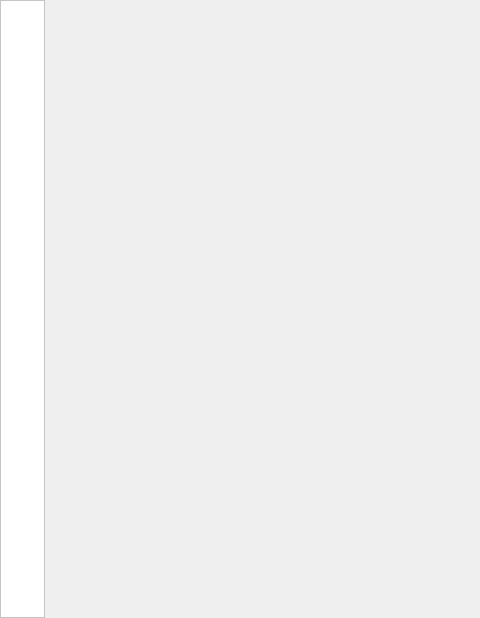
The window that Ui/Homepage/Homepage.ui (1604042736/FMCL) describes before a commit, drawn with Qt 5; both pictures show x 0 to 480 and y 0 to 618 of the 1000 by 618 pixel window.
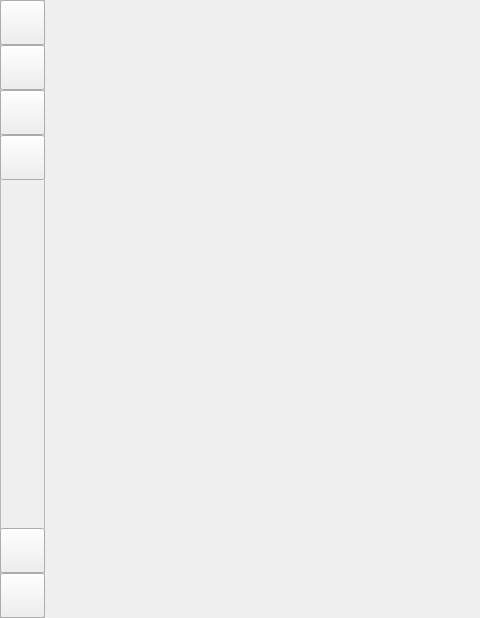
The same window after the commit. Custom widgets are drawn as their Qt base class.

The edit to the form file:
```diff
--- a/Ui/Homepage/Homepage.ui
+++ b/Ui/Homepage/Homepage.ui
@@ -22,24 +22,6 @@
      <height>618</height>
     </rect>
    </property>
-   <property name="styleSheet">
-    <string notr="true">QFrame{
-	background-color:rgb(255,255,255);
-}
-
-QPushButton{
-	border:none;
-	text-align:left;
-}
-
-QPushButton:hover{
-    background-color:rgb(229,229,229);
-}
-
-QPushButton:checked{
-	border-left:2px solid rgb(0,0,0);
-}</string>
-   </property>
    <property name="frameShape">
     <enum>QFrame::StyledPanel</enum>
    </property>
```
